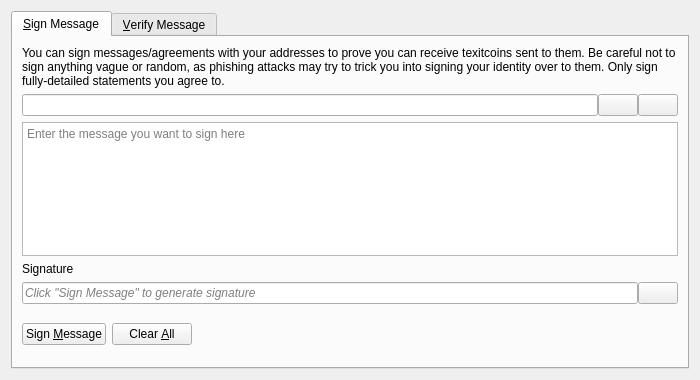
The window that src/qt/forms/signverifymessagedialog.ui (blockchainmint1/iskandercoin) describes before a commit, drawn with Qt 5.
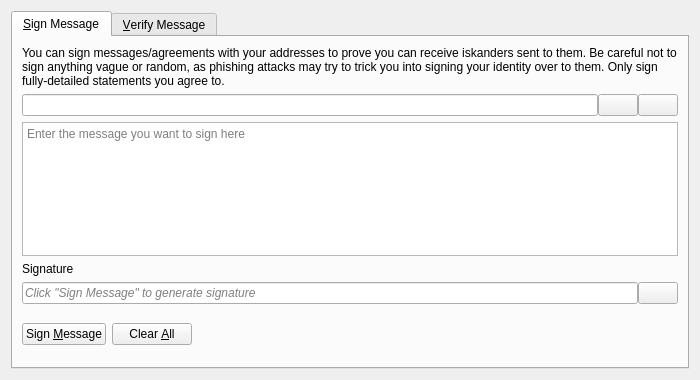
The same window after the commit. Icons and pictures are not drawn. Custom widgets are drawn as their Qt base class.

Commit message: Migrate to Iskander

What changed in the file:
```diff
--- a/src/qt/forms/signverifymessagedialog.ui
+++ b/src/qt/forms/signverifymessagedialog.ui
@@ -30,7 +30,7 @@
        <item>
         <widget class="QLabel" name="infoLabel_SM">
          <property name="text">
-          <string>You can sign messages/agreements with your addresses to prove you can receive texitcoins sent to them. Be careful not to sign anything vague or random, as phishing attacks may try to trick you into signing your identity over to them. Only sign fully-detailed statements you agree to.</string>
+          <string>You can sign messages/agreements with your addresses to prove you can receive iskanders sent to them. Be careful not to sign anything vague or random, as phishing attacks may try to trick you into signing your identity over to them. Only sign fully-detailed statements you agree to.</string>
          </property>
          <property name="textFormat">
           <enum>Qt::PlainText</enum>
```
Left out of the diff: 8 changed lines with no effect on the pictures. The commit also changes 336 other files.
